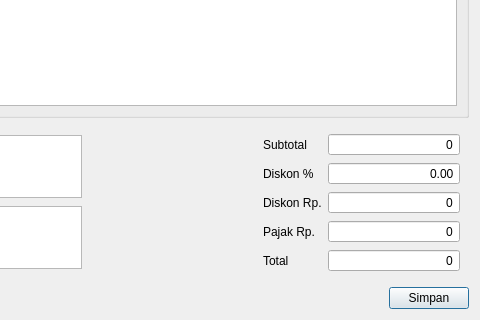
The window that src/dialogs/orderdialog.ui (AyahnaSyahid/LazyMins) describes before a commit, drawn with Qt 5; both pictures show x 188 to 668 and y 212 to 532 of the 668 by 532 pixel window.
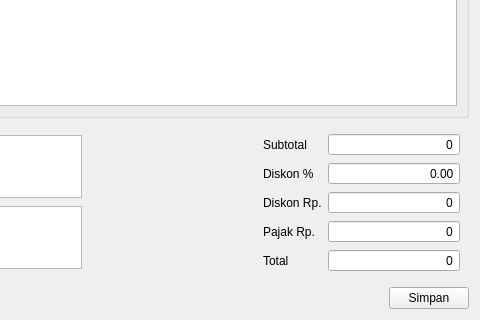
The same window after the commit. Custom widgets are drawn as their Qt base class.

What changed in the file:
```diff
--- a/src/dialogs/orderdialog.ui
+++ b/src/dialogs/orderdialog.ui
@@ -396,6 +396,9 @@
      <property name="text">
       <string>Simpan</string>
      </property>
+     <property name="autoDefault">
+      <bool>false</bool>
+     </property>
     </widget>
    </item>
   </layout>
```
Left out of the diff: 25 changed lines with no effect on the pictures.
